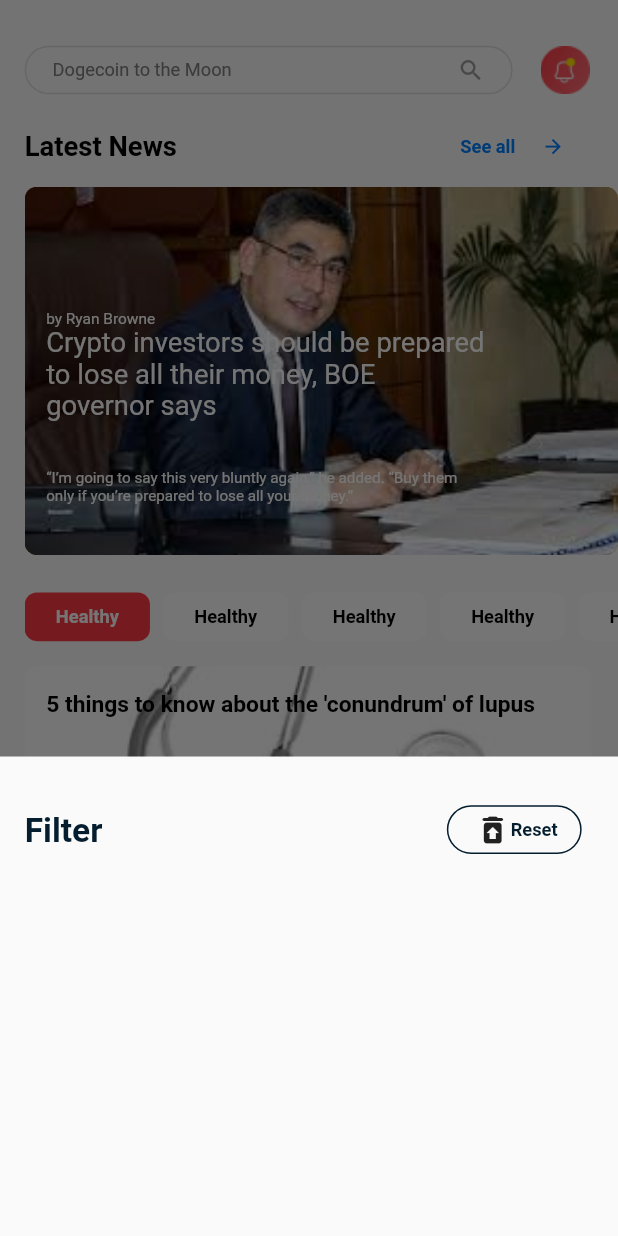
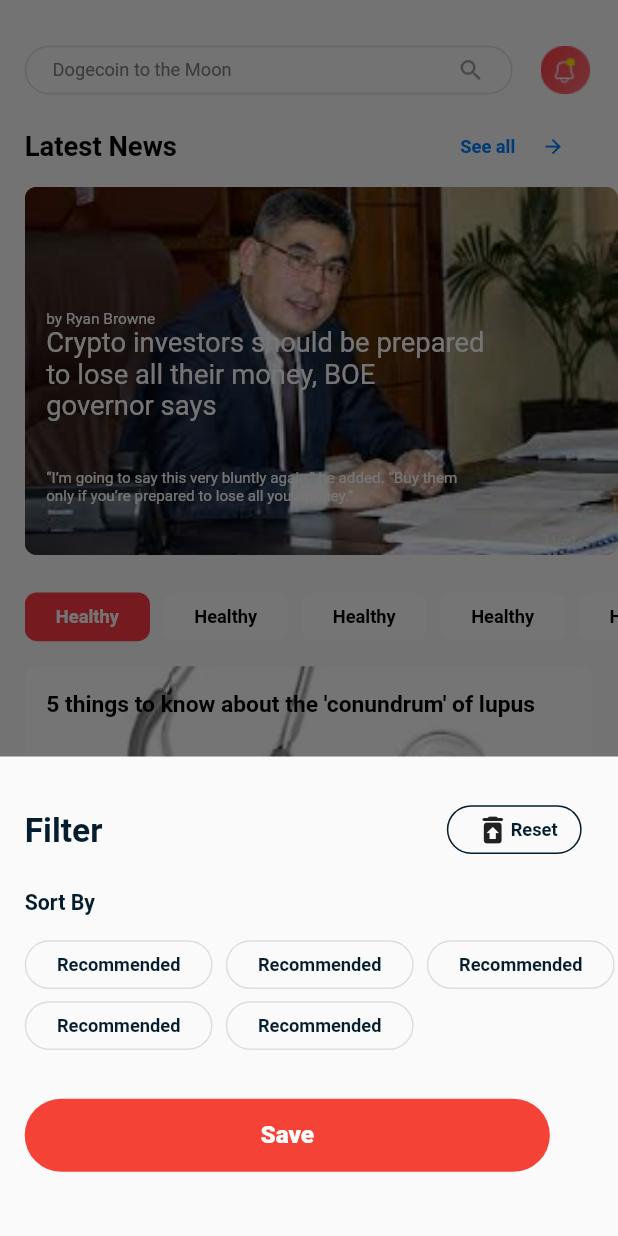
Before and after one commit to dilbekdeveloper11/newapp, a Flutter app: the screen it shows after launch, after a tap on "Dogecoin to the Moon", on a phone screen of 412 x 824 dp. Run offline on Flutter 3.47's test engine with Material 2 defaults, Android fonts, the phone set to English and light mode, and no system bars; our stand-ins replace flutter_svg.

Commit message:
Home pageda ytugatildi

```diff
--- a/lib/main.dart
+++ b/lib/main.dart
@@ -1,5 +1,5 @@
 import 'package:flutter/material.dart';
-import 'package:newexam/screens/home_page.dart';
+import 'package:newexam/screens/home/home_page.dart';
 import 'package:newexam/screens/news_detail_page.dart';
 import 'package:newexam/screens/notifications/notifications.dart';
 
--- a/lib/screens/home_page.dart
+++ b/lib/screens/home/home_page.dart
@@ -2,6 +2,7 @@ import 'package:flutter/material.dart';
 import 'package:flutter_svg/svg.dart';
 import 'package:newexam/core/compliments/components.dart';
 import 'package:newexam/core/compliments/constants/sizeConfig.dart';
+import 'package:newexam/screens/home/home_page_widgets.dart';
 
 class HomePage extends StatelessWidget {
   const HomePage({Key? key}) : super(key: key);
@@ -67,6 +68,8 @@ class HomePage extends StatelessWidget {
                                   padding: EdgeInsets.only(
                                       top: getHeight(32), left: getWidht(15)),
                                   child: Column(
+                                    crossAxisAlignment:
+                                        CrossAxisAlignment.start,
                                     children: [
                                       Row(
                                         children: [
@@ -111,6 +114,52 @@ class HomePage extends StatelessWidget {
                                             ),
                                           )
                                         ],
+                                      ),
+                                      SizedBox(height: getHeight(24)),
+                                      Text(
+                                        "Sort By",
+                                        style: TextStyle(
+                                          fontSize: getHeight(14),
+                                          fontWeight: FontWeight.w600,
+                                          color: const Color(0xff041E2F),
+                                        ),
+                                      ),
+                                      SizedBox(height: getHeight(16)),
+                                      Row(
+                                        children: [
+                                          filterCont.Containerim(),
+                                          SizedBox(width: getWidht(8)),
+                                          filterCont.Containerim(),
+                                          SizedBox(width: getWidht(8)),
+                                          filterCont.Containerim(),
+                                        ],
+                                      ),
+                                      SizedBox(height: getHeight(8)),
+                                      Row(
+                                        children: [
+                                          filterCont.Containerim(),
+                                          SizedBox(width: getWidht(8)),
+                                          filterCont.Containerim(),
+                                        ],
+                                      ),
+                                      SizedBox(height: getHeight(32)),
+                                      Container(
+                                        height: getHeight(48),
+                                        width: getHeight(345),
+                                        decoration: BoxDecoration(
+                                          borderRadius: BorderRadius.circular(
+                                            getHeight(24),
+                                          ),
+                                          color: Colors.red,
+                                        ),
+                                        child: Center(child: Text(
+                                        "Save",
+                                        style: TextStyle(
+                                          fontSize: getHeight(16),
+                                          fontWeight: FontWeight.w800,
+                                          color: Colors.white,
+                                        ),
+                                      ),),
                                       )
                                     ],
                                   ),
--- /dev/null
+++ b/lib/screens/home/home_page_widgets.dart
@@ -0,0 +1,27 @@
+import 'package:flutter/material.dart';
+import 'package:newexam/core/compliments/constants/sizeConfig.dart';
+
+class filterCont {
+  static Containerim() {
+    return Container(
+      height: getHeight(32),
+      width: getWidht(114),
+      decoration: BoxDecoration(
+        borderRadius: BorderRadius.circular(getHeight(16)),
+        border: Border.all(
+          color: Colors.grey.withOpacity(0.3),
+        ),
+      ),
+      child: Center(
+        child: Text(
+          "Recommended",
+          style: TextStyle(
+            fontSize: getHeight(12),
+            fontWeight: FontWeight.w600,
+            color: const Color(0xff041E2F),
+          ),
+        ),
+      ),
+    );
+  }
+}
```
